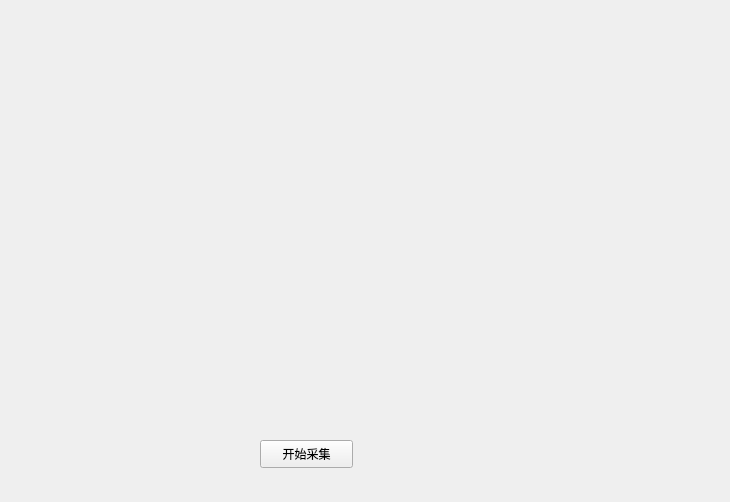
Above: FaceRecognition/takephoto.ui from mangzhongGit/FaceRecognition before the change. Below: the same form after it.
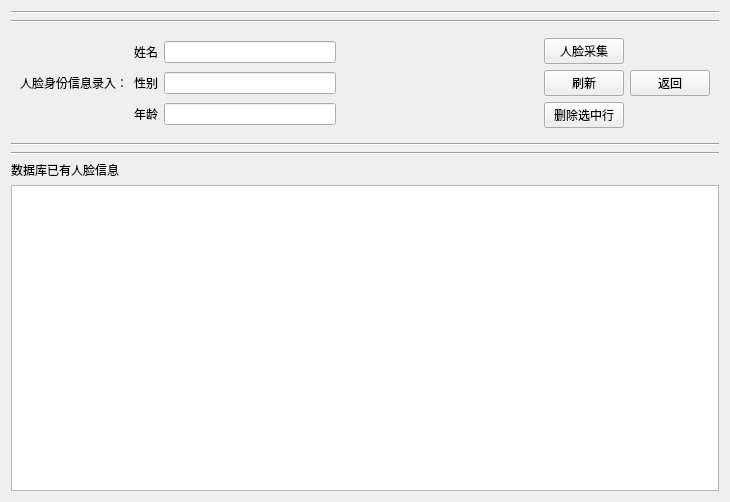
That is the form after the change.

The edit to the form file:
```diff
--- a/FaceRecognition/takephoto.ui
+++ b/FaceRecognition/takephoto.ui
@@ -13,19 +13,166 @@
   <property name="windowTitle">
    <string>Form</string>
   </property>
-  <widget class="QPushButton" name="pushButton">
-   <property name="geometry">
-    <rect>
-     <x>260</x>
-     <y>440</y>
-     <width>93</width>
-     <height>28</height>
-    </rect>
-   </property>
-   <property name="text">
-    <string>开始采集</string>
-   </property>
-  </widget>
+  <layout class="QVBoxLayout" name="verticalLayout_7">
+   <item>
+    <layout class="QVBoxLayout" name="verticalLayout_5">
+     <item>
+      <widget class="Line" name="line">
+       <property name="orientation">
+        <enum>Qt::Horizontal</enum>
+       </property>
+      </widget>
+     </item>
+     <item>
+      <widget class="Line" name="line_2">
+       <property name="orientation">
+        <enum>Qt::Horizontal</enum>
+       </property>
+      </widget>
+     </item>
+    </layout>
+   </item>
+   <item>
+    <widget class="QWidget" name="widget" native="true">
+     <layout class="QHBoxLayout" name="horizontalLayout_4">
+      <item>
+       <widget class="QLabel" name="label">
+        <property name="text">
+         <string>人脸身份信息录入：</string>
+        </property>
+       </widget>
+      </item>
+      <item>
+       <layout class="QVBoxLayout" name="verticalLayout">
+        <item>
+         <layout class="QHBoxLayout" name="horizontalLayout">
+          <item>
+           <widget class="QLabel" name="label_2">
+            <property name="text">
+             <string>姓名</string>
+            </property>
+           </widget>
+          </item>
+          <item>
+           <widget class="QLineEdit" name="lineEdit"/>
+          </item>
+         </layout>
+        </item>
+        <item>
+         <layout class="QHBoxLayout" name="horizontalLayout_2">
+          <item>
+           <widget class="QLabel" name="label_3">
+            <property name="text">
+             <string>性别</string>
+            </property>
+           </widget>
+          </item>
+          <item>
+           <widget class="QLineEdit" name="lineEdit_2"/>
+          </item>
+         </layout>
+        </item>
+        <item>
+         <layout class="QHBoxLayout" name="horizontalLayout_3">
+          <item>
+           <widget class="QLabel" name="label_4">
+            <property name="text">
+             <string>年龄</string>
+            </property>
+           </widget>
+          </item>
+          <item>
+           <widget class="QLineEdit" name="lineEdit_3"/>
+          </item>
+         </layout>
+        </item>
+       </layout>
+      </item>
+      <item>
+       <spacer name="horizontalSpacer">
+        <property name="orientation">
+         <enum>Qt::Horizontal</enum>
+        </property>
+        <property name="sizeHint" stdset="0">
+         <size>
+          <width>40</width>
+          <height>20</height>
+         </size>
+        </property>
+       </spacer>
+      </item>
+      <item>
+       <layout class="QVBoxLayout" name="verticalLayout_4">
+        <item>
+         <widget class="QPushButton" name="pushButton">
+          <property name="text">
+           <string>人脸采集</string>
+          </property>
+         </widget>
+        </item>
+        <item>
+         <widget class="QPushButton" name="refreshDBButton">
+          <property name="text">
+           <string>刷新</string>
+          </property>
+         </widget>
+        </item>
+        <item>
+         <widget class="QPushButton" name="deleteLineButton">
+          <property name="text">
+           <string>删除选中行</string>
+          </property>
+         </widget>
+        </item>
+       </layout>
+      </item>
+      <item>
+       <widget class="QPushButton" name="returnButton">
+        <property name="text">
+         <string>返回</string>
+        </property>
+       </widget>
+      </item>
+     </layout>
+    </widget>
+   </item>
+   <item>
+    <layout class="QVBoxLayout" name="verticalLayout_6">
+     <item>
+      <widget class="Line" name="line_3">
+       <property name="orientation">
+        <enum>Qt::Horizontal</enum>
+       </property>
+      </widget>
+     </item>
+     <item>
+      <widget class="Line" name="line_4">
+       <property name="orientation">
+        <enum>Qt::Horizontal</enum>
+       </property>
+      </widget>
+     </item>
+    </layout>
+   </item>
+   <item>
+    <layout class="QVBoxLayout" name="verticalLayout_3">
+     <item>
+      <layout class="QVBoxLayout" name="verticalLayout_2">
+       <item>
+        <widget class="QLabel" name="label_5">
+         <property name="text">
+          <string>数据库已有人脸信息</string>
+         </property>
+        </widget>
+       </item>
+       <item>
+        <widget class="QTableView" name="tableView"/>
+       </item>
+      </layout>
+     </item>
+    </layout>
+   </item>
+  </layout>
  </widget>
  <resources/>
  <connections/>
```
